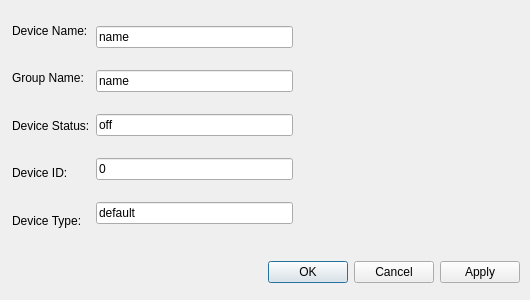
vNexx/Jarvis, file GUI/GUI/settingsdialogwindow.ui: the form before one commit.
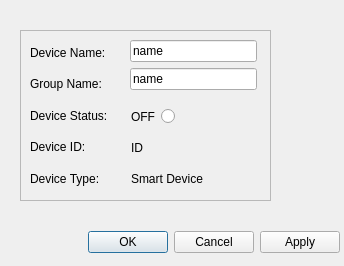
The form after the commit.

```diff
--- a/GUI/GUI/settingsdialogwindow.ui
+++ b/GUI/GUI/settingsdialogwindow.ui
@@ -6,8 +6,8 @@
    <rect>
     <x>0</x>
     <y>0</y>
-    <width>530</width>
-    <height>300</height>
+    <width>344</width>
+    <height>266</height>
    </rect>
   </property>
   <property name="windowTitle">
@@ -16,8 +16,8 @@
   <widget class="QWidget" name="layoutWidget">
    <property name="geometry">
     <rect>
-     <x>260</x>
-     <y>260</y>
+     <x>80</x>
+     <y>230</y>
      <width>260</width>
      <height>24</height>
     </rect>
@@ -48,18 +48,31 @@
     </item>
    </layout>
   </widget>
-  <widget class="QWidget" name="layoutWidget">
+  <widget class="QFrame" name="frame">
    <property name="geometry">
     <rect>
-     <x>12</x>
+     <x>20</x>
+     <y>30</y>
+     <width>251</width>
+     <height>171</height>
+    </rect>
+   </property>
+   <property name="frameShape">
+    <enum>QFrame::StyledPanel</enum>
+   </property>
+   <property name="frameShadow">
+    <enum>QFrame::Raised</enum>
+   </property>
+   <widget class="QWidget" name="">
+    <property name="geometry">
+     <rect>
+      <x>10</x>
      <y>10</y>
-     <width>281</width>
-     <height>231</height>
-    </rect>
-   </property>
-   <layout class="QHBoxLayout" name="horizontalLayout_2">
-    <item>
-     <layout class="QVBoxLayout" name="verticalLayout">
+      <width>90</width>
+      <height>151</height>
+     </rect>
+    </property>
+    <layout class="QVBoxLayout" name="vertNameLabelsLayout">
       <item>
        <widget class="QLabel" name="label">
         <property name="text">
@@ -96,16 +109,17 @@
        </widget>
       </item>
      </layout>
-    </item>
-    <item>
-     <layout class="QVBoxLayout" name="verticalLayout_2">
-      <item>
-       <widget class="QLineEdit" name="nameEdit">
-        <property name="text">
-         <string>name</string>
-        </property>
-       </widget>
-      </item>
+   </widget>
+   <widget class="QWidget" name="">
+    <property name="geometry">
+     <rect>
+      <x>110</x>
+      <y>10</y>
+      <width>127</width>
+      <height>52</height>
+     </rect>
+    </property>
+    <layout class="QVBoxLayout" name="verticalLayout_3">
       <item>
        <widget class="QLineEdit" name="GroupNameEdit">
         <property name="text">
@@ -114,30 +128,81 @@
        </widget>
       </item>
       <item>
-       <widget class="QLineEdit" name="statusEdit">
+      <widget class="QLineEdit" name="nameEdit">
         <property name="text">
-         <string>off</string>
+        <string>name</string>
         </property>
        </widget>
       </item>
+    </layout>
+   </widget>
+   <widget class="QWidget" name="">
+    <property name="geometry">
+     <rect>
+      <x>111</x>
+      <y>77</y>
+      <width>46</width>
+      <height>20</height>
+     </rect>
+    </property>
+    <layout class="QHBoxLayout" name="horizontalLayout_2">
+     <property name="topMargin">
+      <number>0</number>
+     </property>
       <item>
-       <widget class="QLineEdit" name="idEdit">
+      <widget class="QLabel" name="statusLabel">
         <property name="text">
-         <string>0</string>
+        <string>OFF</string>
         </property>
        </widget>
       </item>
       <item>
-       <widget class="QLineEdit" name="deviceTypeEdit">
+      <widget class="QRadioButton" name="statusRadioButton">
         <property name="text">
-         <string>default</string>
+        <string/>
         </property>
        </widget>
       </item>
      </layout>
-    </item>
-   </layout>
-  </widget>
+   </widget>
+   <widget class="QWidget" name="">
+    <property name="geometry">
+     <rect>
+      <x>111</x>
+      <y>100</y>
+      <width>84</width>
+      <height>61</height>
+     </rect>
+    </property>
+    <layout class="QVBoxLayout" name="verticalLayout">
+     <property name="topMargin">
+      <number>5</number>
+     </property>
+     <item>
+      <widget class="QLabel" name="idLabel">
+       <property name="text">
+        <string>ID</string>
+       </property>
+       <property name="margin">
+        <number>0</number>
+       </property>
+      </widget>
+     </item>
+     <item>
+      <widget class="QLabel" name="deviceTypelabel">
+       <property name="text">
+        <string>Smart Device</string>
+       </property>
+      </widget>
+     </item>
+    </layout>
+   </widget>
+  </widget>
+  <zorder>frame</zorder>
+  <zorder>layoutWidget</zorder>
+  <zorder>layoutWidget</zorder>
+  <zorder>statusRadioButton</zorder>
+  <zorder>statusLabel</zorder>
  </widget>
  <resources/>
  <connections>
```
Left out of the diff: 8 changed lines with no effect on the pictures. Lines whose indentation alone changed are shown as unchanged.
